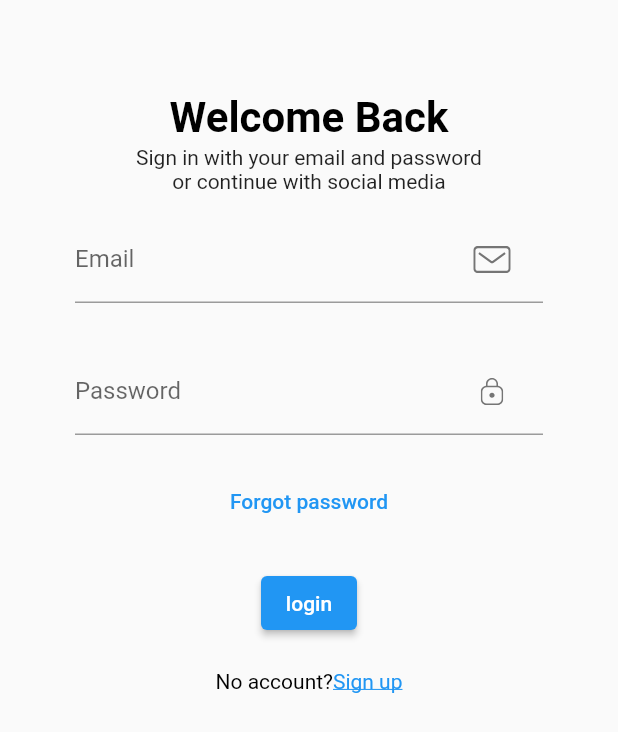
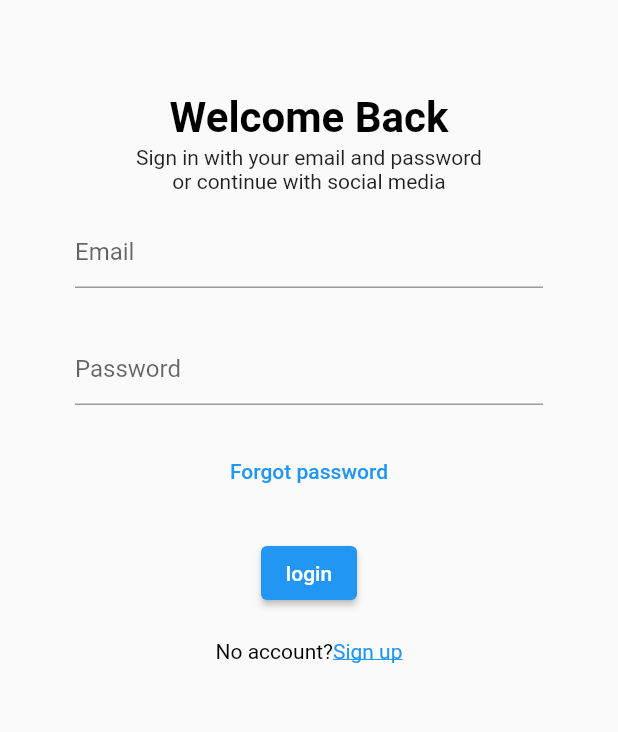
Before and after one commit to Bonfacegitonga/smart_attendee, a Flutter app: the screen it shows after launch, on a phone screen of 412 x 824 dp. Shown: the top 732 px of the screen. Run offline on Flutter 3.47's test engine with Material 2 defaults, Android fonts, the phone set to English and light mode, and no system bars; our stand-ins replace cloud_firestore, email_validator, firebase_auth, firebase_core; accounts and stored records are empty.

Commit message:
small changes

```diff
--- a/lib/auth/resetpassword/reset_password.dart
+++ b/lib/auth/resetpassword/reset_password.dart
@@ -1,8 +1,6 @@
 import 'package:email_validator/email_validator.dart';
 import 'package:firebase_auth/firebase_auth.dart';
 import 'package:flutter/material.dart';
-
-import '../../component/custom_surffix.dart';
 
 class ResetPassword extends StatefulWidget {
   const ResetPassword({super.key});
@@ -49,8 +47,6 @@ class _ResetPasswordState extends State<ResetPassword> {
                       decoration: const InputDecoration(
                         contentPadding: EdgeInsets.only(top: 5),
                         labelText: "Email",
-                        suffixIcon:
-                            CustomSuffixIcon(iconPath: "assets/icons/Mail.svg"),
                       ),
                       autovalidateMode: AutovalidateMode.onUserInteraction,
                       validator: (email) =>
--- a/lib/auth/sign_in/sign_in_screen.dart
+++ b/lib/auth/sign_in/sign_in_screen.dart
@@ -4,7 +4,6 @@ import 'package:flutter/material.dart';
 import 'package:smart_attendee/auth/resetpassword/reset_password.dart';
 import 'package:smart_attendee/auth/util.dart';
 
-import '../../component/custom_surffix.dart';
 import '../../constant/constant.dart';
 import '../../main.dart';
 
@@ -57,8 +56,6 @@ class _SignInScreenState extends State<SignInScreen> {
                       decoration: const InputDecoration(
                         contentPadding: EdgeInsets.only(top: 5),
                         labelText: "Email",
-                        suffixIcon:
-                            CustomSuffixIcon(iconPath: "assets/icons/Mail.svg"),
                       ),
                     ),
                     const SizedBox(height: 30),
@@ -70,8 +67,6 @@ class _SignInScreenState extends State<SignInScreen> {
                       decoration: const InputDecoration(
                         contentPadding: EdgeInsets.only(top: 5),
                         labelText: "Password",
-                        suffixIcon:
-                            CustomSuffixIcon(iconPath: "assets/icons/Lock.svg"),
                       ),
                     ),
                     const SizedBox(height: 20),
--- a/lib/auth/verifyEmail/verify_email.dart
+++ b/lib/auth/verifyEmail/verify_email.dart
@@ -2,7 +2,7 @@ import 'dart:async';
 
 import 'package:firebase_auth/firebase_auth.dart';
 import 'package:flutter/material.dart';
-import 'package:smart_attendee/student/student_home.dart';
+import 'package:smart_attendee/screen/student/student_home.dart';
 
 class VerifyEmail extends StatefulWidget {
   const VerifyEmail({super.key});
--- a/lib/component/custom_surffix.dart
+++ /dev/null
@@ -1,27 +0,0 @@
-import 'package:flutter/material.dart';
-import 'package:flutter_svg/flutter_svg.dart';
-
-class CustomSuffixIcon extends StatelessWidget {
-  const CustomSuffixIcon({
-    Key? key,
-    required this.iconPath,
-  }) : super(key: key);
-
-  final String iconPath;
-
-  @override
-  Widget build(BuildContext context) {
-    return Padding(
-      padding: const EdgeInsets.fromLTRB(
-        0,
-        20,
-        20,
-        20,
-      ),
-      child: SvgPicture.asset(
-        iconPath,
-        height: 18,
-      ),
-    );
-  }
-}
--- a/lib/main.dart
+++ b/lib/main.dart
@@ -4,7 +4,7 @@ import 'package:firebase_core/firebase_core.dart';
 import 'package:flutter/material.dart';
 import 'package:smart_attendee/auth/auth_page.dart';
 import 'package:smart_attendee/auth/util.dart';
-import 'package:smart_attendee/student/student_home.dart';
+import 'package:smart_attendee/screen/student/student_home.dart';
 
 import 'auth/sign_in/sign_in_screen.dart';
 import 'auth/verifyEmail/verify_email.dart';
--- a/lib/student/student_home.dart
+++ b/lib/screen/student/student_home.dart
@@ -1,7 +1,8 @@
 import 'package:cloud_firestore/cloud_firestore.dart';
 import 'package:firebase_auth/firebase_auth.dart';
 import 'package:flutter/material.dart';
-import 'package:smart_attendee/admin/admin_home.dart';
+
+import '../admin/admin_home.dart';
 
 class StudentHomePage extends StatefulWidget {
   const StudentHomePage({super.key});
```
Also changed, not shown: lib/admin/admin_home.dart (deleted, +0 -19 lines), lib/auth/sign_up/sign_up_screen.dart (+3 -102 lines), lib/component/button.dart (deleted, +0 -38 lines), lib/component/social.dart (deleted, +0 -33 lines), lib/constant/config_size.dart (deleted, +0 -59 lines), lib/restore_code.dart (+93 -0 lines).
